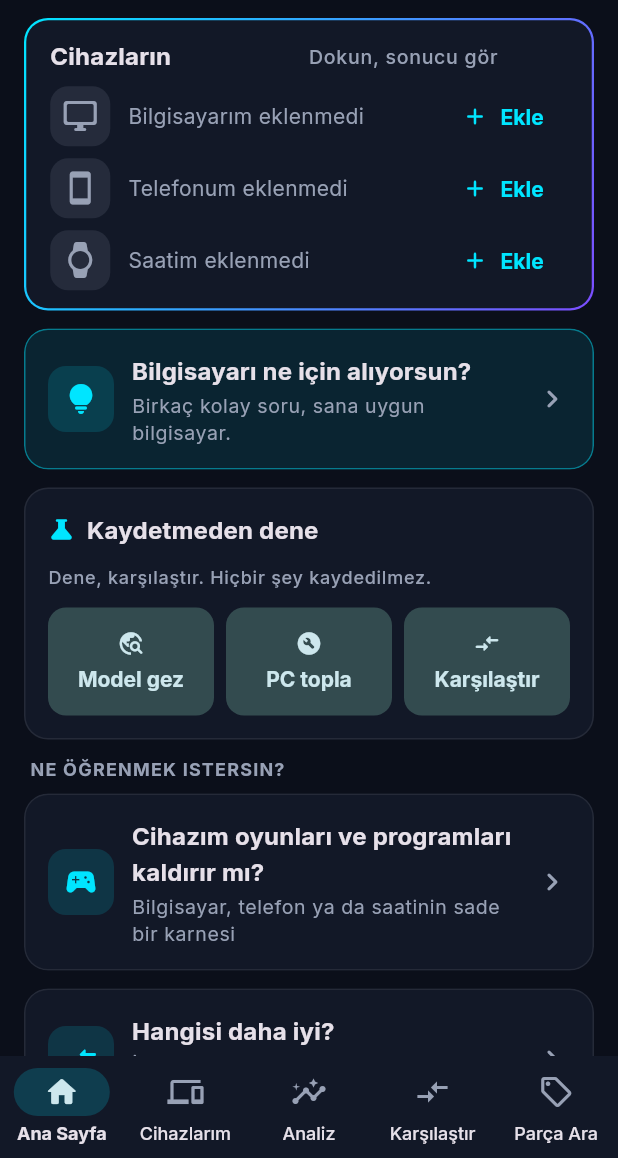
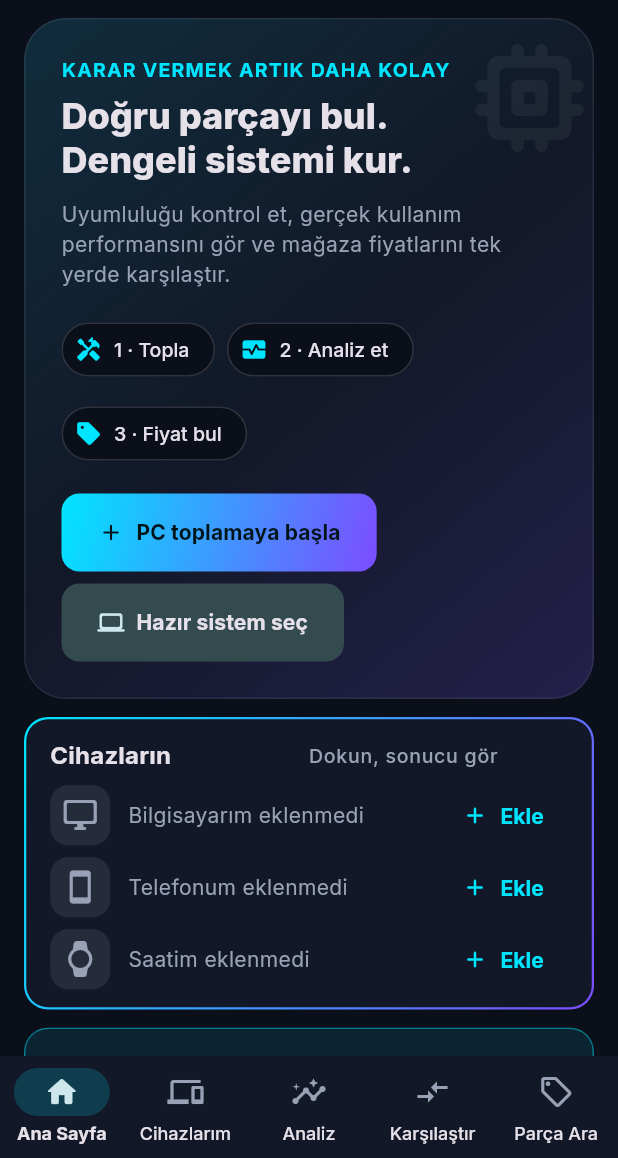
Before and after one commit to IITheLORDII/TrueRig, a Flutter app: the HomePage screen opened by its route, on a phone screen of 412 x 824 dp, the part 78-1236 px from its top. Run offline on Flutter 3.47's test engine with Material 3 defaults, Android fonts, the phone set to English and light mode, and no system bars; our stand-ins replace cached_network_image, device_info_plus, flutter_riverpod, go_router, google_fonts, shared_preferences and 1 more; missing offline and left inert: dart:js_interop, mobile_scanner; accounts and stored records are empty.

Commit message:
feat: fan mounts per case and a welcome card on Ana Sayfa
Cases now list where fans can go (front, top, bottom, side, rear) from
their spec sheets, next to the fans in the box. The picture draws every
mount, filled when a fan comes in it and dashed when empty, and the text
says both (e.g. 2 in the box, 6 can be fitted).

Ana Sayfa opens with a card that says what the app does, the three steps
(build, analyse, find prices) and the two ways to start.

```diff
--- /dev/null
+++ b/app/lib/features/home/home_hero.dart
@@ -0,0 +1,147 @@
+import 'package:flutter/material.dart';
+import 'package:go_router/go_router.dart';
+
+import 'package:darbogaz/core/brand/truerig_logo.dart';
+import 'package:darbogaz/core/theme/app_theme.dart';
+import 'package:darbogaz/core/theme/tokens.dart';
+import 'package:darbogaz/core/widgets/buttons.dart';
+
+/// Welcome card at the top of Ana Sayfa: what the app does in one line,
+/// the three steps (each opens its tab) and the two ways to start.
+class HomeHeroCard extends StatelessWidget {
+  const HomeHeroCard({super.key});
+
+  @override
+  Widget build(BuildContext context) {
+    final theme = Theme.of(context);
+    final scheme = theme.colorScheme;
+    final p = context.palette;
+    return Container(
+      clipBehavior: Clip.antiAlias,
+      decoration: BoxDecoration(
+        borderRadius: BorderRadius.circular(Radii.xl),
+        border: Border.all(color: p.outline),
+        gradient: LinearGradient(
+          begin: Alignment.topLeft,
+          end: Alignment.bottomRight,
+          colors: [
+            Color.alphaBlend(
+              kBrandCyan.withValues(alpha: 0.10),
+              scheme.surfaceContainer,
+            ),
+            scheme.surfaceContainer,
+            Color.alphaBlend(
+              kBrandViolet.withValues(alpha: 0.16),
+              scheme.surfaceContainer,
+            ),
+          ],
+          stops: const [0, 0.5, 1],
+        ),
+      ),
+      child: Stack(
+        children: [
+          // Large faint chip in the corner.
+          Positioned(
+            right: -6,
+            top: 4,
+            child: ExcludeSemantics(
+              child: Icon(
+                Icons.memory_rounded,
+                size: 96,
+                color: scheme.onSurface.withValues(alpha: 0.06),
+              ),
+            ),
+          ),
+          Padding(
+            padding: const EdgeInsets.all(Space.xl),
+            child: Column(
+              crossAxisAlignment: CrossAxisAlignment.start,
+              children: [
+                Text(
+                  'KARAR VERMEK ARTIK DAHA KOLAY',
+                  style: theme.textTheme.labelMedium?.copyWith(
+                    color: scheme.primary,
+                    fontWeight: FontWeight.w700,
+                    letterSpacing: 0.8,
+                  ),
+                ),
+                const SizedBox(height: Space.s),
+                Text(
+                  'Doğru parçayı bul.\nDengeli sistemi kur.',
+                  style: theme.textTheme.headlineSmall?.copyWith(
+                    fontWeight: FontWeight.w800,
+                    height: 1.2,
+                  ),
+                ),
+                const SizedBox(height: Space.m),
+                Text(
+                  'Uyumluluğu kontrol et, gerçek kullanım performansını gör '
+                  've mağaza fiyatlarını tek yerde karşılaştır.',
+                  style: theme.textTheme.bodyMedium?.copyWith(color: p.muted),
+                ),
+                const SizedBox(height: Space.l),
+                Wrap(
+                  spacing: Space.s,
+                  runSpacing: Space.s,
+                  children: [
+                    _Step(
+                      icon: Icons.handyman_rounded,
+                      label: '1 · Topla',
+                      onTap: () => context.go('/devices?kind=pc'),
+                    ),
+                    _Step(
+                      icon: Icons.monitor_heart_rounded,
+                      label: '2 · Analiz et',
+                      onTap: () => context.go('/analysis'),
+                    ),
+                    _Step(
+                      icon: Icons.sell_rounded,
+                      label: '3 · Fiyat bul',
+                      onTap: () => context.go('/prices'),
+                    ),
+                  ],
+                ),
+                const SizedBox(height: Space.l),
+                Wrap(
+                  spacing: Space.m,
+                  runSpacing: Space.s,
+                  children: [
+                    PrimaryButton(
+                      label: 'PC toplamaya başla',
+                      icon: Icons.add_rounded,
+                      expand: false,
+                      onPressed: () => context.go('/devices?kind=pc'),
+                    ),
+                    SecondaryButton(
+                      label: 'Hazır sistem seç',
+                      icon: Icons.laptop_rounded,
+                      onPressed: () => context.push('/pick/prebuilt'),
+                    ),
+                  ],
+                ),
+              ],
+            ),
+          ),
+        ],
+      ),
+    );
+  }
+}
+
+/// One step of "Topla → Analiz et → Fiyat bul"; opens its tab.
+class _Step extends StatelessWidget {
+  const _Step({required this.icon, required this.label, required this.onTap});
+
+  final IconData icon;
+  final String label;
+  final VoidCallback onTap;
+
+  @override
+  Widget build(BuildContext context) => ActionChip(
+    avatar: Icon(icon, size: 18),
+    label: Text(label),
+    materialTapTargetSize: MaterialTapTargetSize.padded,
+    shape: const StadiumBorder(),
+    onPressed: onTap,
+  );
+}
--- a/app/lib/features/home/home_page.dart
+++ b/app/lib/features/home/home_page.dart
@@ -10,6 +10,7 @@ import 'package:darbogaz/core/widgets/common.dart';
 import 'package:darbogaz/core/widgets/profile_action.dart';
 import 'package:darbogaz/features/detect/self_device.dart';
 import 'package:darbogaz/features/device/add_device_sheet.dart';
+import 'package:darbogaz/features/home/home_hero.dart';
 import 'package:darbogaz/features/home/home_sections.dart';
 import 'package:darbogaz/features/home/home_status.dart';
 import 'package:darbogaz/features/watch/pairing_card.dart';
@@ -31,6 +32,8 @@ class HomePage extends ConsumerWidget {
         children: [
           const _PendingAdd(),
           const _SelfPhoneBanner(),
+          const HomeHeroCard(),
+          const SizedBox(height: Space.cardGap),
           const HomeStatusCard(),
           const SizedBox(height: Space.cardGap),
           const HomeAdvisorCard(),
--- a/app/lib/features/home/home_sections.dart
+++ b/app/lib/features/home/home_sections.dart
@@ -152,11 +152,6 @@ class HomeShortcuts extends StatelessWidget {
       clipBehavior: Clip.antiAlias,
       child: Column(
         children: [
-          item(
-            Icons.laptop_chromebook_rounded,
-            'Hazır bilgisayar / laptop seç',
-            () => context.push('/pick/prebuilt'),
-          ),
           if (isStoreApp)
             item(
               Icons.qr_code_scanner_rounded,
```
Also changed, not shown: app/lib/features/builder/pc_case_painter.dart (+13 -4 lines), app/lib/features/builder/pc_case_shape.dart (+52 -37 lines), packages/perf_engine/lib/src/data/platform_catalog.dart (+14 -6 lines), packages/perf_engine/lib/src/data/platform_generic.dart (+10 -4 lines), packages/perf_engine/lib/src/models/parts.dart (+12 -2 lines), 4 other files.
